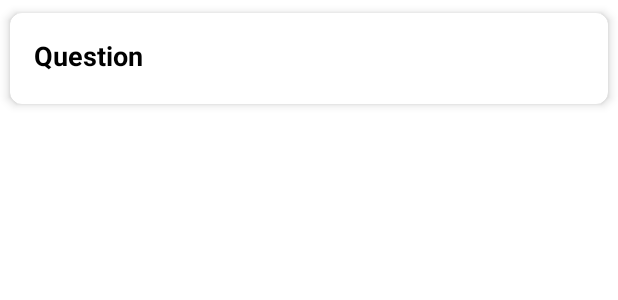
After one commit to DarshanNair/personality-test, an Android app: the layout view_question_item.xml on its own in the app's theme, with its tools: preview values and no code run, on a phone screen of 412 x 824 dp. The commit adds this screen. Shown: the top 300 px of the screen. Run offline under Robolectric (Android 15) with nearby library versions, the phone set to English and light mode, and no system bars.

Commit message:
added question list UI with dummy data

```diff
--- a/app/src/main/java/com/darshan/personalitytest/injection/MainActivityModule.kt
+++ b/app/src/main/java/com/darshan/personalitytest/injection/MainActivityModule.kt
@@ -4,12 +4,14 @@ import android.content.Context
 import com.darshan.personalitytest.MainActivity
 import com.darshan.personalitytest.category.injection.CategoryListFragmentBuilderModule
 import com.darshan.personalitytest.core.injection.scopes.PerActivity
+import com.darshan.personalitytest.question.injection.QuestionsFragmentBuilderModule
 import dagger.Module
 import dagger.Provides
 
 @Module(
     includes = [
-        CategoryListFragmentBuilderModule::class
+        CategoryListFragmentBuilderModule::class,
+        QuestionsFragmentBuilderModule::class
     ]
 )
 class MainActivityModule {
--- /dev/null
+++ b/app/src/main/java/com/darshan/personalitytest/question/model/Question.kt
@@ -0,0 +1,6 @@
+package com.darshan.personalitytest.question.model
+
+data class Question(
+    val name: String,
+    val options: List<String>
+)
--- /dev/null
+++ b/app/src/main/res/layout/fragment_questions.xml
@@ -0,0 +1,6 @@
+<?xml version="1.0" encoding="utf-8"?>
+<androidx.recyclerview.widget.RecyclerView xmlns:android="http://schemas.android.com/apk/res/android"
+    android:background="@color/white"
+    android:id="@+id/questions_recycler_view"
+    android:layout_width="match_parent"
+    android:layout_height="match_parent" />
--- /dev/null
+++ b/app/src/main/res/layout/view_question_item.xml
@@ -0,0 +1,36 @@
+<?xml version="1.0" encoding="utf-8"?>
+<androidx.cardview.widget.CardView xmlns:android="http://schemas.android.com/apk/res/android"
+    xmlns:app="http://schemas.android.com/apk/res-auto"
+    xmlns:tools="http://schemas.android.com/tools"
+    android:layout_width="match_parent"
+    android:layout_height="wrap_content"
+    app:cardCornerRadius="8dp"
+    app:cardElevation="4dp"
+    app:cardPreventCornerOverlap="true"
+    app:cardUseCompatPadding="true">
+
+    <LinearLayout
+        android:layout_width="match_parent"
+        android:layout_height="wrap_content"
+        android:layout_margin="16dp"
+        android:orientation="vertical">
+
+        <TextView
+            android:id="@+id/question"
+            android:layout_width="match_parent"
+            android:layout_height="wrap_content"
+            android:textColor="@color/black"
+            android:textSize="18sp"
+            android:textStyle="bold"
+            tools:text="Question" />
+
+        <FrameLayout
+            android:layout_marginTop="4dp"
+            android:id="@+id/radio_content"
+            android:layout_width="match_parent"
+            android:layout_height="match_parent"
+            android:orientation="vertical" />
+
+    </LinearLayout>
+
+</androidx.cardview.widget.CardView>
```
Also changed, not shown: app/src/main/java/com/darshan/personalitytest/category/view/CategoryListFragment.kt (+7 -1 lines), app/src/main/java/com/darshan/personalitytest/category/view/adapter/CategoryListAdapter.kt (+4 -5 lines), app/src/main/java/com/darshan/personalitytest/question/injection/QuestionsFragmentBuilderModule.kt (added, +15 -0 lines), app/src/main/java/com/darshan/personalitytest/question/injection/QuestionsFragmentModule.kt (added, +30 -0 lines), app/src/main/java/com/darshan/personalitytest/question/view/QuestionsFragment.kt (added, +107 -0 lines), app/src/main/java/com/darshan/personalitytest/question/view/adapter/QuestionsAdapter.kt (added, +44 -0 lines), app/src/main/java/com/darshan/personalitytest/question/view/adapter/QuestionsViewHolder.kt (added, +32 -0 lines).
